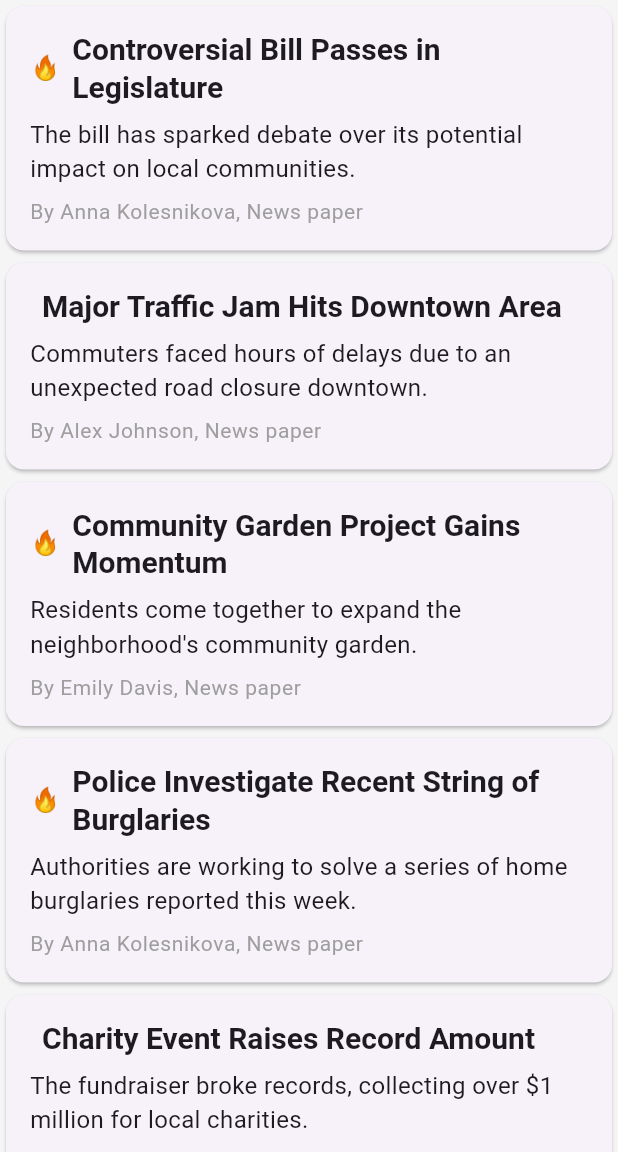
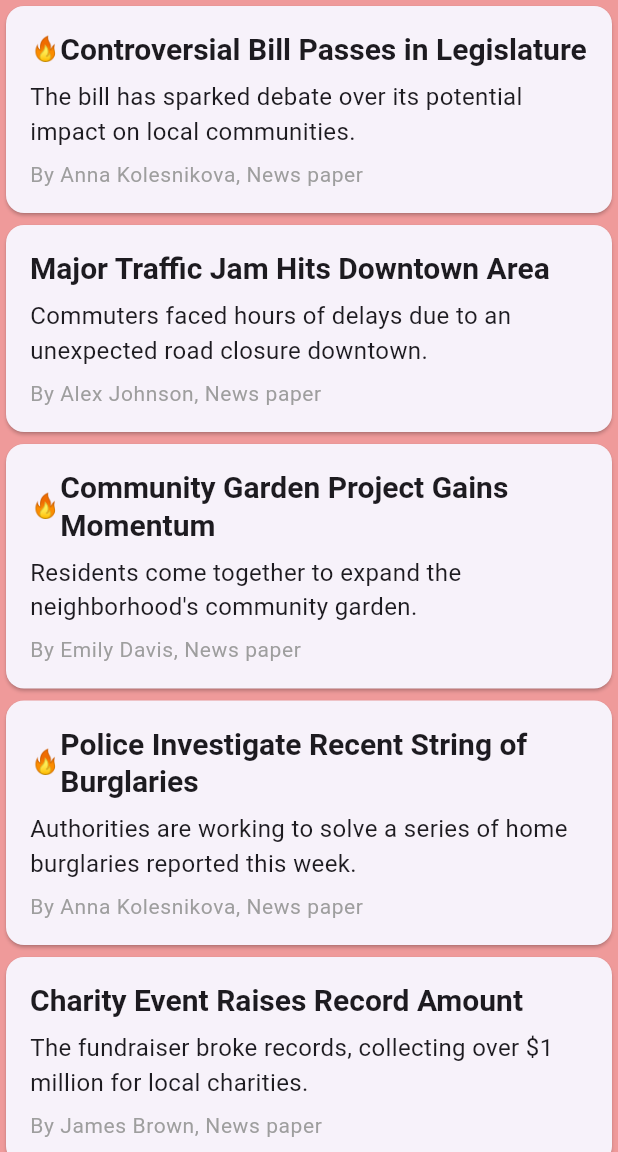
Before and after one commit to mmarkov100/project_2810, a Flutter app: the screen it shows after launch, on a phone screen of 412 x 824 dp, the part 84-1236 px from its top. Run offline on Flutter 3.47's test engine with Material 3 defaults, Android fonts, the light colour scheme and no system bars; our stand-ins replace dio; network calls fail.

Commit message:
Добавлены коментарии

```diff
--- a/lib/core/theme.dart
+++ b/lib/core/theme.dart
@@ -1,12 +1,12 @@
 /*
-Тема для надписей
+Тема для надписей в приложении
  */
 
 import 'package:flutter/material.dart';
 
 final ThemeData appTheme = ThemeData(
   primarySwatch: Colors.blue,
-  scaffoldBackgroundColor: Colors.grey[100],
+  scaffoldBackgroundColor: Colors.red[200],
   textTheme: const TextTheme(
     titleLarge: TextStyle(fontSize: 20, fontWeight: FontWeight.bold),
     bodyMedium: TextStyle(fontSize: 16),
--- a/lib/features/page/news_card.dart
+++ b/lib/features/page/news_card.dart
@@ -1,3 +1,7 @@
+/*
+Карточка отображения одной новости из списка
+ */
+
 import 'package:flutter/material.dart';
 
 import '../model/news_model.dart';
@@ -15,24 +19,23 @@ class NewsCard extends StatelessWidget {
         child: Column(
           crossAxisAlignment: CrossAxisAlignment.start,
           children: [
-            Row(
+            Row( // Название новости
               children: [
-                if (news.isPopular) const Text('🔥', style: TextStyle(fontSize: 16)),
-                const SizedBox(width: 8),
+                if (news.isPopular) const Text('🔥', style: TextStyle(fontSize: 16)), // Если новость популярна, отображаем огонек
                 Expanded(
-                  child: Text(news.title, style: Theme.of(context).textTheme.titleLarge),
+                  child: Text(news.title, style: Theme.of(context).textTheme.titleLarge), // Отображение названия новости
                 ),
               ],
             ),
             const SizedBox(height: 8),
-            Text(
+            Text( // Описание новости
               news.description,
               maxLines: 2,
               overflow: TextOverflow.ellipsis,
               style: Theme.of(context).textTheme.bodyMedium,
             ),
             const SizedBox(height: 8),
-            Text(
+            Text( // Автор новости
               'By ${news.author}, ${news.source}',
               style: Theme.of(context).textTheme.bodySmall,
             ),
--- a/lib/features/page/news_screen.dart
+++ b/lib/features/page/news_screen.dart
@@ -1,3 +1,7 @@
+/*
+Главный экран, отображение всех новостей
+ */
+
 import 'package:flutter/material.dart';
 import 'package:provider/provider.dart';
 
@@ -28,11 +32,11 @@ class NewsScreenState extends State<NewsScreen> {
       appBar: AppBar(title: const Text('Новости')),
       body: Builder(
         builder: (context) {
-          if (newsProvider.status == 'loading') {
+          if (newsProvider.status == 'loading') { // Если новости еще грузятся, то отображается загрузка
             return const Center(child: CircularProgressIndicator());
-          } else if (newsProvider.status == 'error') {
+          } else if (newsProvider.status == 'error') { // Если ошибка
             return const Center(child: Text('Ошибка в загрузке новостей'));
-          } else {
+          } else { // Если все успешно, то вывод новостей
             return ListView.builder(
               itemCount: newsProvider.news.length,
               itemBuilder: (context, index) {
--- a/lib/features/repository/news_repository.dart
+++ b/lib/features/repository/news_repository.dart
@@ -16,6 +16,8 @@ class NewsRepository {
   // Метод для получения новостей с сайта, используй его если сайт работает
   Future<List<News>> fetchNews() async {
     try {
+
+      // Получаем ответы от сайтов с апи
       final responses = await Future.wait([
         _dio.get('https://exams2.masqed.ru/api1'),
         _dio.get('https://exams2.masqed.ru/api2'),
@@ -54,7 +56,7 @@ class NewsRepository {
       final List<News> api1News = api1Parsed.map((e) => News.fromApi1(e)).toList();
       final List<News> api2News = api2Parsed.map((e) => News.fromApi2(e)).toList();
 
-      // Объединяем данные и сортируем
+      // Объединяем данные и сортируем по дате
       final combinedNews = [...api1News, ...api2News];
       combinedNews.sort((a, b) => b.date.compareTo(a.date));
 
--- a/lib/features/repository/response_from_api.dart
+++ b/lib/features/repository/response_from_api.dart
@@ -5,6 +5,7 @@
 
 class ResponseFromApi {
 
+  // Данные из первой апишки
   final String api1 = '''
   [
     {
@@ -169,6 +170,7 @@ class ResponseFromApi {
     }
   ]
   ''';
+  // Данные из второй апишки
   final String api2 = '''
   {
     "newsLine": [
```
